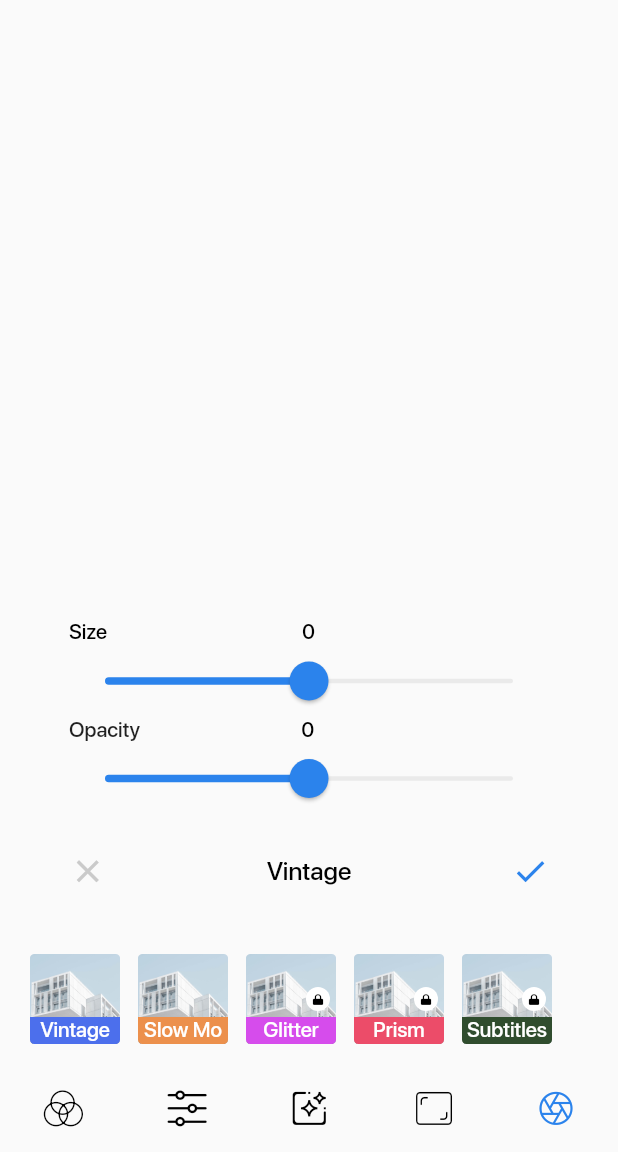
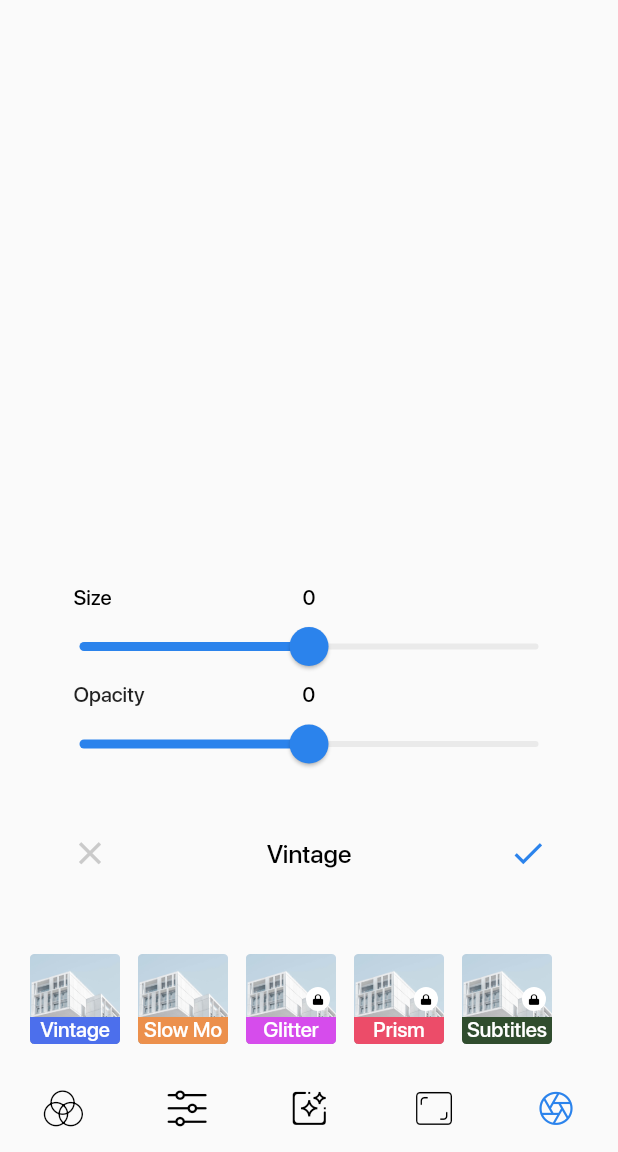
Before and after one commit to davinci150/photoedit, a Flutter app: the ProcessingScreen screen opened directly with empty values, item 5 of the bottom bar chosen, on a phone screen of 412 x 824 dp, the part 84-1236 px from its top. Run offline on Flutter 3.47's test engine with Material 2 defaults, Android fonts, the phone set to English and light mode, and no system bars; our stand-ins replace bloc, device_info, equatable, get_it, image_picker, package_info and 1 more; accounts and stored records are empty; statements that could not run were skipped.

Commit message:
add edit_text_widget, slider_widget

```diff
--- /dev/null
+++ b/lib/module/processing/edit_text_widget.dart
@@ -0,0 +1,50 @@
+import 'package:flutter/material.dart';
+
+import '../presentation/fonts.dart';
+
+class EditTextWidget extends StatelessWidget {
+  const EditTextWidget({
+    Key key,
+    this.editText,
+  }) : super(key: key);
+
+  final String editText;
+
+  @override
+  Widget build(BuildContext context) {
+    return Padding(
+      padding: const EdgeInsets.symmetric(horizontal: 36),
+      child: Row(mainAxisAlignment: MainAxisAlignment.spaceBetween,
+          //mainAxisSize: MainAxisSize.max,
+          //crossAxisAlignment: CrossAxisAlignment.center,
+          children: <Widget>[
+            IconButton(
+              icon: const Icon(
+                Icons.clear,
+              ),
+              color: WidgetsBinding.instance.window.platformBrightness ==
+                      Brightness.light
+                  ? const Color(0xFFCACACA)
+                  : const Color(0xFF646464),
+              iconSize: 25,
+              onPressed: () {},
+            ),
+            Text(
+              editText,
+              style: TextStyle(
+                  fontSize: 17.0,
+                  color: Theme.of(context).primaryIconTheme.color,
+                  fontWeight: FontWeight.w400,
+                  fontFamily: AppFonts.sfPro),
+            ),
+            IconButton(
+                color: const Color(0xFF2B83EC),
+                iconSize: 25,
+                onPressed: () {},
+                icon: const Icon(
+                  Icons.check,
+                ))
+          ]),
+    );
+  }
+}
--- a/lib/module/processing/video/video_screen.dart
+++ b/lib/module/processing/video/video_screen.dart
@@ -1,6 +1,7 @@
 import 'package:flutter/material.dart';
 
 import '../../presentation/fonts.dart';
+import '../edit_text_widget.dart';
 import '../editor_widget.dart';
 
 class VideoScreen extends StatefulWidget {
@@ -21,16 +22,17 @@ class _VideoScreen extends State<VideoScreen> {
     return Column(
       children: [
         Expanded(
-          child: Container(
-              // color: Colors.grey,
           child: Padding(
-            padding: const EdgeInsets.only(left: 46, bottom: 27, right: 46),
+            padding: const EdgeInsets.only(
+              bottom: 27,
+            ),
             child: Column(
               mainAxisAlignment: MainAxisAlignment.end,
               children: [
-                Row(
+                Padding(
+                  padding: const EdgeInsets.symmetric(horizontal: 49),
+                  child: Row(
                     children: [
-                    //Spacer(),
                       Text(
                         'Size',
                         style: TextStyle(
@@ -39,7 +41,7 @@ class _VideoScreen extends State<VideoScreen> {
                           color: Theme.of(context).primaryIconTheme.color,
                         ),
                       ),
-                    Spacer(flex: 10),
+                      const Spacer(flex: 10),
                       Text(
                         _valueSize.round().toString(),
                         style: TextStyle(
@@ -48,17 +50,27 @@ class _VideoScreen extends State<VideoScreen> {
                           color: Theme.of(context).primaryIconTheme.color,
                         ),
                       ),
-                    Spacer(
+                      const Spacer(
                         flex: 12,
                       )
                     ],
                   ),
-                /*SliderTheme(
-                data: SliderThemeData(
-                  trackShape: CustomTrackShape(),
+                ),
+                Padding(
+                  padding: const EdgeInsets.symmetric(horizontal: 29),
+                  child: SliderTheme(
+                    data: const SliderThemeData(
+                      //trackShape: CustomTrackShape(),
+                      thumbShape: RoundSliderThumbShape(enabledThumbRadius: 13),
                     ),
                     child: Slider(
                       value: _valueSize,
+                      activeColor: const Color(0xFF2B83EC),
+                      inactiveColor:
+                          WidgetsBinding.instance.window.platformBrightness ==
+                                  Brightness.light
+                              ? const Color(0xFFEAEAEA)
+                              : const Color(0xFF313131),
                       min: -50,
                       max: 50,
                       divisions: 100,
@@ -68,41 +80,14 @@ class _VideoScreen extends State<VideoScreen> {
                         });
                       },
                     ),
-              ),*/
-
-                SliderTheme(
-                  data: SliderThemeData(
-                    thumbShape: RoundSliderThumbShape(enabledThumbRadius: 13),
-                    trackHeight: 3.0,
-
-                    thumbColor: Color(0xFF2B83EC),
-
-                    //overlayShape: const RoundSliderOverlayShape(overlayRadius: 0.0),
-                  ),
-                  child: Slider(
-                    value: _valueSize,
-                    activeColor: const Color(0xFF2B83EC),
-                    inactiveColor:
-                        WidgetsBinding.instance.window.platformBrightness ==
-                                Brightness.light
-                            ? const Color(0xFFEAEAEA)
-                            : const Color(0xFF313131),
-
-                    min: -50,
-                    max: 50,
-                    divisions: 100,
-                    //label: _value.round().toString(),
-                    onChanged: (double value) {
-                      setState(() {
-                        _valueSize = value;
-                      });
-                    },
                   ),
                 ),
-                Row(
+                Padding(
+                  padding: const EdgeInsets.symmetric(horizontal: 49),
+                  child: Row(
                     children: [
-                    Text('Opacity'),
-                    Spacer(flex: 11),
+                      const Text('Opacity'),
+                      const Spacer(flex: 11),
                       Text(
                         _valueOpacity.round().toString(),
                         style: TextStyle(
@@ -111,20 +96,18 @@ class _VideoScreen extends State<VideoScreen> {
                           color: Theme.of(context).primaryIconTheme.color,
                         ),
                       ),
-                    Spacer(
+                      const Spacer(
                         flex: 16,
                       ),
                     ],
                   ),
-                SliderTheme(
-                  data: SliderTheme.of(context).copyWith(
+                ),
+                Padding(
+                  padding: const EdgeInsets.symmetric(horizontal: 29),
+                  child: SliderTheme(
+                    data: const SliderThemeData(
+                      //trackShape: CustomTrackShape(),
                       thumbShape: RoundSliderThumbShape(enabledThumbRadius: 13),
-                    trackShape: RoundedRectSliderTrackShape(),
-                    trackHeight: 3.0,
-
-                    thumbColor: Color(0xFF2B83EC),
-
-                    //overlayShape: const RoundSliderOverlayShape(overlayRadius: 0.0),
                     ),
                     child: Slider(
                       value: _valueOpacity,
@@ -134,24 +117,6 @@ class _VideoScreen extends State<VideoScreen> {
                                   Brightness.light
                               ? const Color(0xFFEAEAEA)
                               : const Color(0xFF313131),
-
-                    min: -50,
-                    max: 50,
-                    divisions: 100,
-                    //label: _value.round().toString(),
-                    onChanged: (double value) {
-                      setState(() {
-                        _valueOpacity = value;
-                      });
-                    },
-                  ),
-                ),
-                /*SliderTheme(
-                data: SliderThemeData(
-                  trackShape: CustomTrackShape(),
-                ),
-                child: Slider(
-                  value: _valueOpacity,
                       min: -50,
                       max: 50,
                       divisions: 100,
@@ -161,33 +126,15 @@ class _VideoScreen extends State<VideoScreen> {
                         });
                       },
                     ),
-              ),*/
+                  ),
+                ),
                 const SizedBox(height: 25),
-                Row(mainAxisAlignment: MainAxisAlignment.spaceBetween,
-                    //mainAxisSize: MainAxisSize.max,
-                    //crossAxisAlignment: CrossAxisAlignment.center,
-                    children: <Widget>[
-                      Icon(Icons.clear,
-                          color: WidgetsBinding
-                                      .instance.window.platformBrightness ==
-                                  Brightness.light
-                              ? const Color(0xFFCACACA)
-                              : const Color(0xFF646464),
-                          size: 25),
-                      Text(
-                        'Vintage',
-                        style: TextStyle(
-                            fontSize: 17.0,
-                            color: Theme.of(context).primaryIconTheme.color,
-                            fontWeight: FontWeight.w400,
-                            fontFamily: AppFonts.sfPro),
+                const EditTextWidget(
+                  editText: 'Vintage',
                 ),
-                      const Icon(Icons.check,
-                          color: Color(0xFF2B83EC), size: 25)
-                    ]),
               ],
             ),
-          )),
+          ),
         ),
         const SizedBox(
           height: 16,
```
Also changed, not shown: lib/module/processing/contrast_widget.dart (deleted, +0 -103 lines), lib/module/processing/editor/editor_screen.dart (+14 -5 lines), lib/module/processing/slider_widget.dart (added, +62 -0 lines), lib/module/processing/texture/texture_screen.dart (+13 -7 lines). Lines whose indentation alone changed are shown as unchanged.
